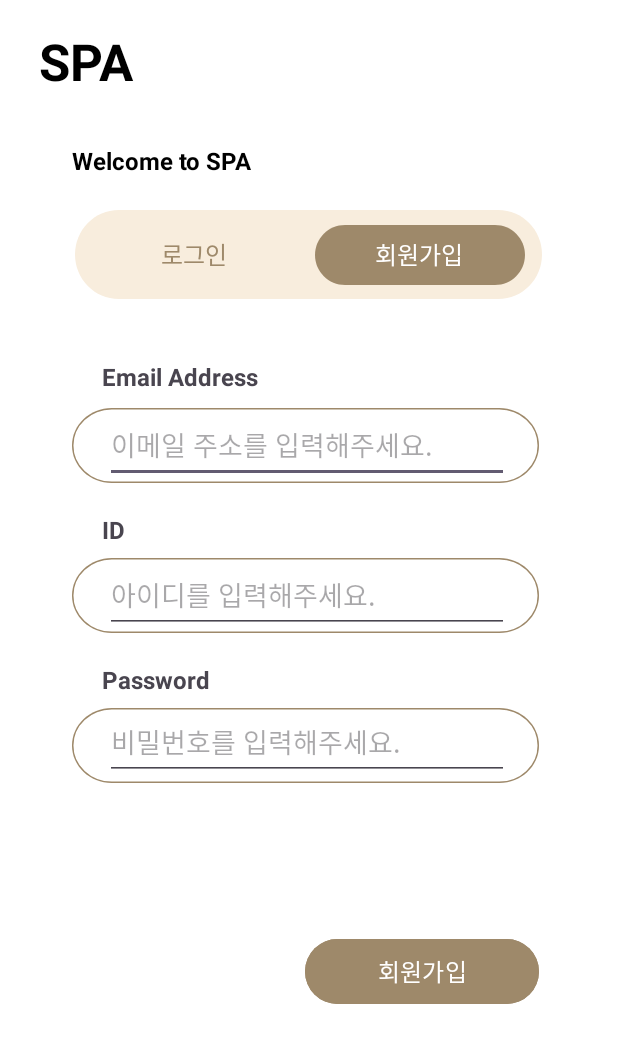
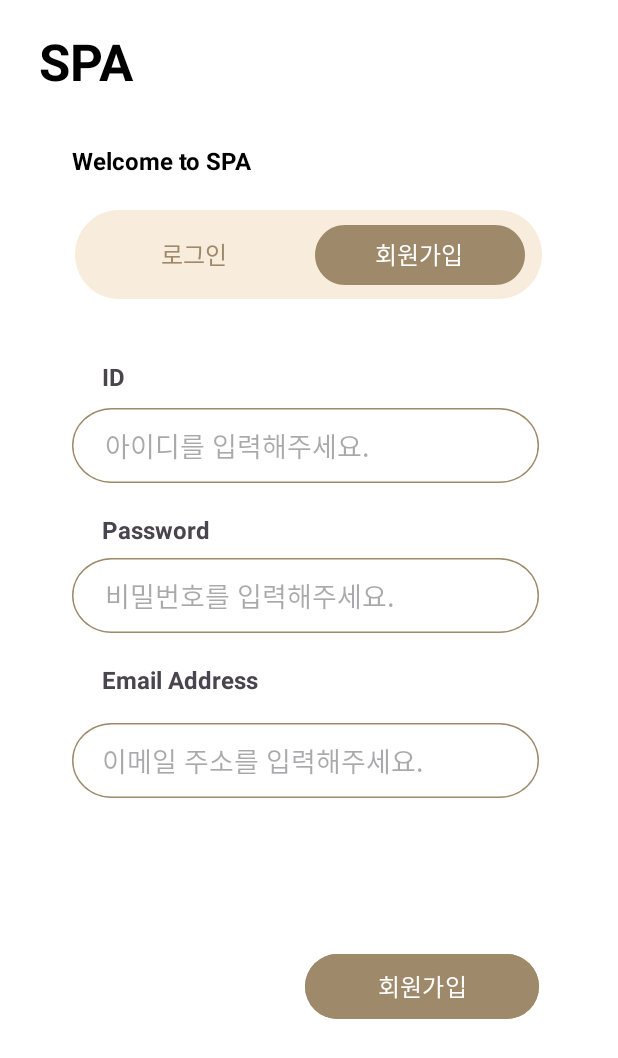
Before and after one commit to Junseo0324/SPA_Android, an Android app: the screen it shows after launch (LoginAndRegister), on a phone screen of 412 x 824 dp. Shown: the top 1058 px of the screen. Run offline under Robolectric (Android 15) with nearby library versions, the phone set to English and light mode, and no system bars.

Commit message:
8/11 디자인

```diff
--- a/app/src/main/AndroidManifest.xml
+++ b/app/src/main/AndroidManifest.xml
@@ -12,6 +12,12 @@
         android:supportsRtl="true"
         android:theme="@style/Theme.SPA_Android"
         tools:targetApi="31">
+        <activity
+            android:name=".ProjectFileActivity"
+            android:exported="false" />
+        <activity
+            android:name=".InsertInfoActivity"
+            android:exported="false" />
         <activity
             android:name=".MessgeActivity"
             android:exported="false" />
--- a/app/src/main/res/layout/activity_login_and_register.xml
+++ b/app/src/main/res/layout/activity_login_and_register.xml
@@ -120,8 +120,20 @@
         app:layout_constraintStart_toStartOf="parent"
         app:layout_constraintTop_toTopOf="parent">
 
+        <TextView
+            android:id="@+id/tv_id"
+            android:layout_width="wrap_content"
+            android:layout_height="wrap_content"
+            android:layout_marginStart="20dp"
+            android:layout_marginTop="28dp"
+            android:text="ID"
+            android:textSize="16sp"
+            android:textStyle="bold"
+            app:layout_constraintStart_toStartOf="parent"
+            app:layout_constraintTop_toTopOf="parent" />
+
         <View
-            android:id="@+id/rectangle_email"
+            android:id="@+id/rectangle_id"
             android:layout_width="311dp"
             android:layout_height="50dp"
             android:layout_alignParentLeft="true"
@@ -131,16 +143,30 @@
             app:layout_constraintStart_toStartOf="parent"
             app:layout_constraintTop_toTopOf="parent" />
 
-        <View
-            android:id="@+id/rectangle_id"
-            android:layout_width="311dp"
+        <EditText
+            android:id="@+id/edit_id"
+            android:layout_width="269dp"
             android:layout_height="50dp"
-            android:layout_alignParentLeft="true"
-            android:layout_alignParentTop="true"
-            android:layout_marginTop="50dp"
-            android:foreground="@drawable/rectangle_input"
+            android:layout_marginStart="22dp"
+            android:layout_marginTop="60dp"
+            android:background="@null"
+            android:ems="10"
+            android:hint="아이디를 입력해주세요."
+            android:inputType="text"
             app:layout_constraintStart_toStartOf="parent"
-            app:layout_constraintTop_toBottomOf="@+id/rectangle_email" />
+            app:layout_constraintTop_toTopOf="parent" />
+
+        <TextView
+            android:id="@+id/tv_pw"
+            android:layout_width="wrap_content"
+            android:layout_height="wrap_content"
+            android:layout_marginStart="20dp"
+            android:layout_marginTop="20dp"
+            android:text="Password"
+            android:textSize="16sp"
+            android:textStyle="bold"
+            app:layout_constraintStart_toStartOf="parent"
+            app:layout_constraintTop_toBottomOf="@+id/rectangle_id" />
 
         <View
             android:id="@+id/rectangle_pw"
@@ -154,16 +180,53 @@
             app:layout_constraintTop_toBottomOf="@+id/rectangle_id" />
 
         <EditText
+            android:id="@+id/edit_pw"
+            android:layout_width="269dp"
+            android:layout_height="50dp"
+            android:layout_marginStart="22dp"
+            android:layout_marginTop="50dp"
+            android:background="@null"
+            android:ems="10"
+            android:hint="비밀번호를 입력해주세요."
+            android:inputType="textPassword"
+            app:layout_constraintStart_toStartOf="parent"
+            app:layout_constraintTop_toBottomOf="@+id/rectangle_id" />
+
+        <TextView
+            android:id="@+id/tv_email"
+            android:layout_width="wrap_content"
+            android:layout_height="wrap_content"
+            android:layout_marginStart="20dp"
+            android:layout_marginTop="20dp"
+            android:text="Email Address"
+            android:textSize="16sp"
+            android:textStyle="bold"
+            app:layout_constraintStart_toStartOf="parent"
+            app:layout_constraintTop_toBottomOf="@+id/rectangle_pw" />
+
+        <View
+            android:id="@+id/rectangle_email"
+            android:layout_width="311dp"
+            android:layout_height="50dp"
+            android:layout_alignParentLeft="true"
+            android:layout_alignParentTop="true"
+            android:layout_marginTop="60dp"
+            android:foreground="@drawable/rectangle_input"
+            app:layout_constraintStart_toStartOf="parent"
+            app:layout_constraintTop_toBottomOf="@+id/rectangle_pw" />
+
+        <EditText
             android:id="@+id/edit_email"
             android:layout_width="269dp"
             android:layout_height="50dp"
-            android:layout_marginStart="22dp"
+            android:layout_marginStart="20dp"
             android:layout_marginTop="60dp"
+            android:background="@null"
             android:ems="10"
             android:hint="이메일 주소를 입력해주세요."
             android:inputType="textEmailAddress"
-            app:layout_constraintStart_toStartOf="@+id/rectangle_email"
-            app:layout_constraintTop_toTopOf="parent" />
+            app:layout_constraintStart_toStartOf="parent"
+            app:layout_constraintTop_toBottomOf="@+id/rectangle_pw" />
 
         <Button
             android:id="@+id/insertRec"
@@ -176,71 +239,8 @@
             android:text="회원가입"
             android:textColor="#FFFFFF"
             android:textSize="16sp"
-            app:layout_constraintBottom_toBottomOf="parent"
             app:layout_constraintEnd_toEndOf="parent"
-            app:layout_constraintHorizontal_bias="1.0"
-            app:layout_constraintStart_toStartOf="parent"
-            app:layout_constraintTop_toBottomOf="@+id/rectangle_pw" />
-
-        <TextView
-            android:id="@+id/tv_email"
-            android:layout_width="wrap_content"
-            android:layout_height="wrap_content"
-            android:layout_marginStart="20dp"
-            android:layout_marginTop="28dp"
-            android:text="Email Address"
-            android:textSize="16sp"
-            android:textStyle="bold"
-            app:layout_constraintStart_toStartOf="parent"
-            app:layout_constraintTop_toTopOf="parent" />
-
-        <TextView
-            android:id="@+id/tv_id"
-            android:layout_width="wrap_content"
-            android:layout_height="wrap_content"
-            android:layout_marginStart="20dp"
-            android:layout_marginTop="20dp"
-            android:text="ID"
-            android:textSize="16sp"
-            android:textStyle="bold"
-            app:layout_constraintStart_toStartOf="parent"
-            app:layout_constraintTop_toBottomOf="@+id/edit_email" />
-
-        <TextView
-            android:id="@+id/tv_pw"
-            android:layout_width="wrap_content"
-            android:layout_height="wrap_content"
-            android:layout_marginStart="20dp"
-            android:layout_marginTop="20dp"
-            android:text="Password"
-            android:textSize="16sp"
-            android:textStyle="bold"
-            app:layout_constraintStart_toStartOf="parent"
-            app:layout_constraintTop_toBottomOf="@+id/rectangle_id" />
-
-        <EditText
-            android:id="@+id/edit_id"
-            android:layout_width="269dp"
-            android:layout_height="50dp"
-            android:layout_marginStart="22dp"
-            android:layout_marginTop="50dp"
-            android:ems="10"
-            android:hint="아이디를 입력해주세요."
-            android:inputType="text"
-            app:layout_constraintStart_toStartOf="@+id/rectangle_id"
             app:layout_constraintTop_toBottomOf="@+id/rectangle_email" />
-
-        <EditText
-            android:id="@+id/edit_pw"
-            android:layout_width="269dp"
-            android:layout_height="50dp"
-            android:layout_marginStart="22dp"
-            android:layout_marginTop="48dp"
-            android:ems="10"
-            android:hint="비밀번호를 입력해주세요."
-            android:inputType="textPassword"
-            app:layout_constraintStart_toStartOf="@+id/rectangle_pw"
-            app:layout_constraintTop_toBottomOf="@+id/rectangle_id" />
 
     </androidx.constraintlayout.widget.ConstraintLayout>
 
```
Also changed, not shown: app/src/main/java/com/example/spa_android/InsertInfoActivity.kt (added, +11 -0 lines), app/src/main/java/com/example/spa_android/ProjectFileActivity.kt (added, +11 -0 lines), app/src/main/res/layout/activity_insert_info.xml (added, +70 -0 lines), app/src/main/res/layout/activity_messge.xml (+32 -3 lines), app/src/main/res/layout/activity_project.xml (+33 -8 lines), app/src/main/res/layout/activity_project_file.xml (added, +86 -0 lines), app/src/main/res/layout/chat_recycler.xml (+30 -5 lines), app/src/main/res/layout/chating_recycler.xml (added, +23 -0 lines), app/src/main/res/layout/file_recycler.xml (added, +56 -0 lines), app/src/main/res/layout/information_recycler.xml (added, +29 -0 lines).
